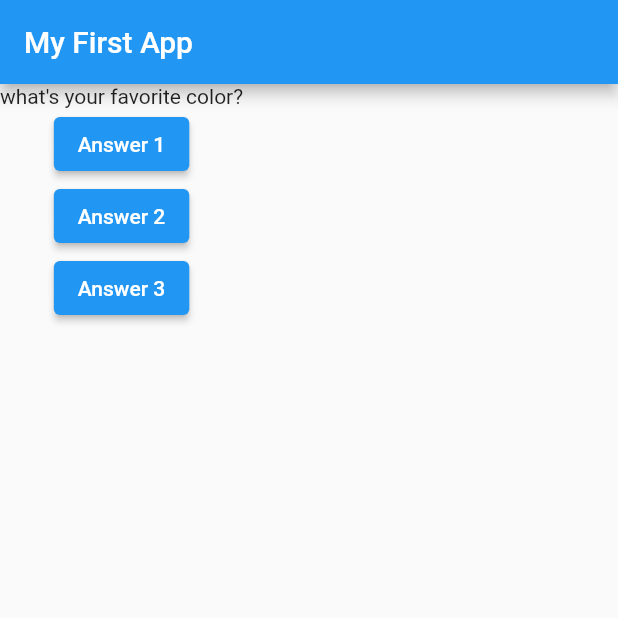
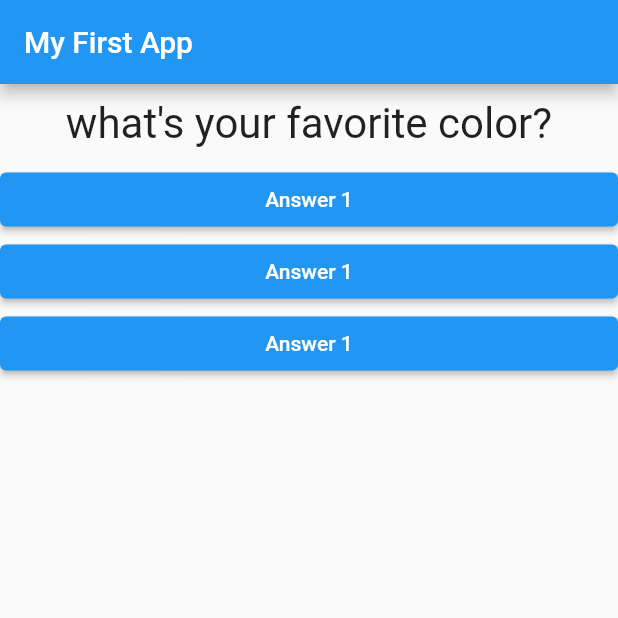
Before and after one commit to Isabellar0501/Quiz-App-Flutter, a Flutter app: the screen it shows after launch, on a phone screen of 412 x 824 dp, the top half of it. Run offline on Flutter 3.47's test engine with Material 2 defaults, Android fonts, the phone set to English and light mode, and no system bars.

Commit message:
Colors Text

```diff
--- /dev/null
+++ b/Project One/complete_guide/lib/answer.dart
@@ -0,0 +1,24 @@
+import 'package:flutter/material.dart';
+
+class Answer extends StatelessWidget {
+  final Function selectHandler;
+
+  Answer(this.selectHandler);
+
+  @override
+  Widget build(BuildContext context) {
+    return Container(
+      width: double.infinity,
+      child: ElevatedButton(
+        style: ButtonStyle(
+          backgroundColor: MaterialStateProperty.all(Colors.blue),
+        ),
+        child: Text(
+          'Answer 1',
+          style: TextStyle(color: Colors.white),
+        ),
+        onPressed: selectHandler,
+      ),
+    );
+  }
+}
--- a/Project One/complete_guide/lib/main.dart
+++ b/Project One/complete_guide/lib/main.dart
@@ -1,5 +1,6 @@
 import 'package:flutter/material.dart';
 import './question.dart';
+import 'answer.dart';
 
 void main() => runApp(MyApp());
 
@@ -38,19 +39,9 @@ class _MyAppState extends State<MyApp> {
             Question(
               questions[_questionIndex],
             ),
-            ElevatedButton(
-                child: Text("Answer 1"), onPressed: _answerQuestions),
-            ElevatedButton(
-              child: Text("Answer 2"),
-              onPressed: () => print("Answer 2 chosen!"),
-            ),
-            ElevatedButton(
-              child: Text("Answer 3"),
-              onPressed: () {
-                // ....
-                print("Answer 3 chosen!");
-              },
-            ),
+            Answer(_answerQuestions),
+            Answer(_answerQuestions),
+            Answer(_answerQuestions),
           ],
         ),
       ),
--- a/Project One/complete_guide/lib/question.dart
+++ b/Project One/complete_guide/lib/question.dart
@@ -7,6 +7,14 @@ class Question extends StatelessWidget {
 
   @override
   Widget build(BuildContext context) {
-    return Text(questionText);
+    return Container(
+      width: double.infinity,
+      margin: EdgeInsets.all(10),
+      child: Text(
+        questionText,
+        style: TextStyle(fontSize: 28),
+        textAlign: TextAlign.center,
+      ),
+    );
   }
 }
```
